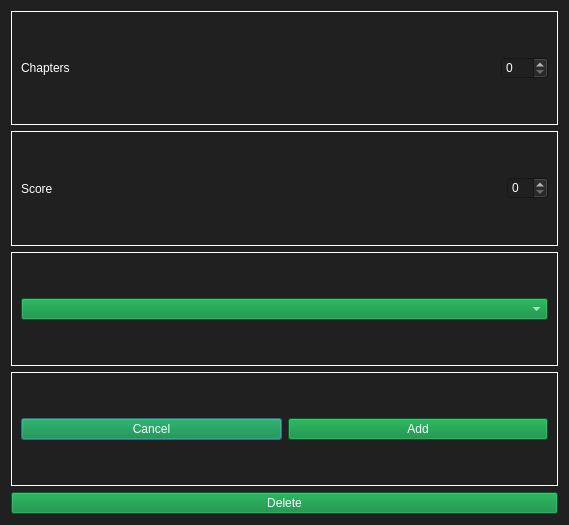
Old version of the form forms/rateManga.ui in the repository brandonzorn/Nlight.
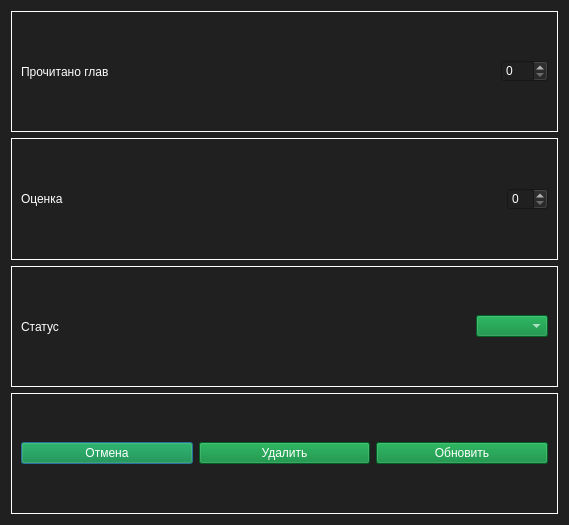
New version of the form.

Commit message: updated rate form

The edit to the form file:
```diff
--- a/forms/rateManga.ui
+++ b/forms/rateManga.ui
@@ -33,7 +33,7 @@
       <item>
        <widget class="QLabel" name="label">
         <property name="text">
-         <string>Chapters</string>
+         <string>Прочитано глав</string>
         </property>
        </widget>
       </item>
@@ -78,7 +78,7 @@
       <item>
        <widget class="QLabel" name="label_2">
         <property name="text">
-         <string>Score</string>
+         <string>Оценка</string>
         </property>
        </widget>
       </item>
@@ -114,6 +114,26 @@
       <enum>QFrame::Plain</enum>
      </property>
      <layout class="QHBoxLayout" name="horizontalLayout_4">
+      <item>
+       <widget class="QLabel" name="label_3">
+        <property name="text">
+         <string>Статус</string>
+        </property>
+       </widget>
+      </item>
+      <item>
+       <spacer name="horizontalSpacer_3">
+        <property name="orientation">
+         <enum>Qt::Horizontal</enum>
+        </property>
+        <property name="sizeHint" stdset="0">
+         <size>
+          <width>40</width>
+          <height>20</height>
+         </size>
+        </property>
+       </spacer>
+      </item>
       <item>
        <widget class="QComboBox" name="lib_list">
         <property name="styleSheet">
@@ -139,7 +159,17 @@
          <string notr="true">background-color: rgb(0, 133, 52);</string>
         </property>
         <property name="text">
-         <string>Cancel</string>
+         <string>Отмена</string>
+        </property>
+       </widget>
+      </item>
+      <item>
+       <widget class="QPushButton" name="btn_delete">
+        <property name="styleSheet">
+         <string notr="true">background-color: rgb(0, 133, 52);</string>
+        </property>
+        <property name="text">
+         <string>Удалить</string>
         </property>
        </widget>
       </item>
@@ -149,23 +179,13 @@
          <string notr="true">background-color: rgb(0, 133, 52);</string>
         </property>
         <property name="text">
-         <string>Add</string>
+         <string>Обновить</string>
         </property>
        </widget>
       </item>
      </layout>
     </widget>
    </item>
-   <item>
-    <widget class="QPushButton" name="btn_delete">
-     <property name="styleSheet">
-      <string notr="true">background-color: rgb(0, 133, 52);</string>
-     </property>
-     <property name="text">
-      <string>Delete</string>
-     </property>
-    </widget>
-   </item>
   </layout>
  </widget>
  <resources/>
```
The commit also changes 1 other file.
